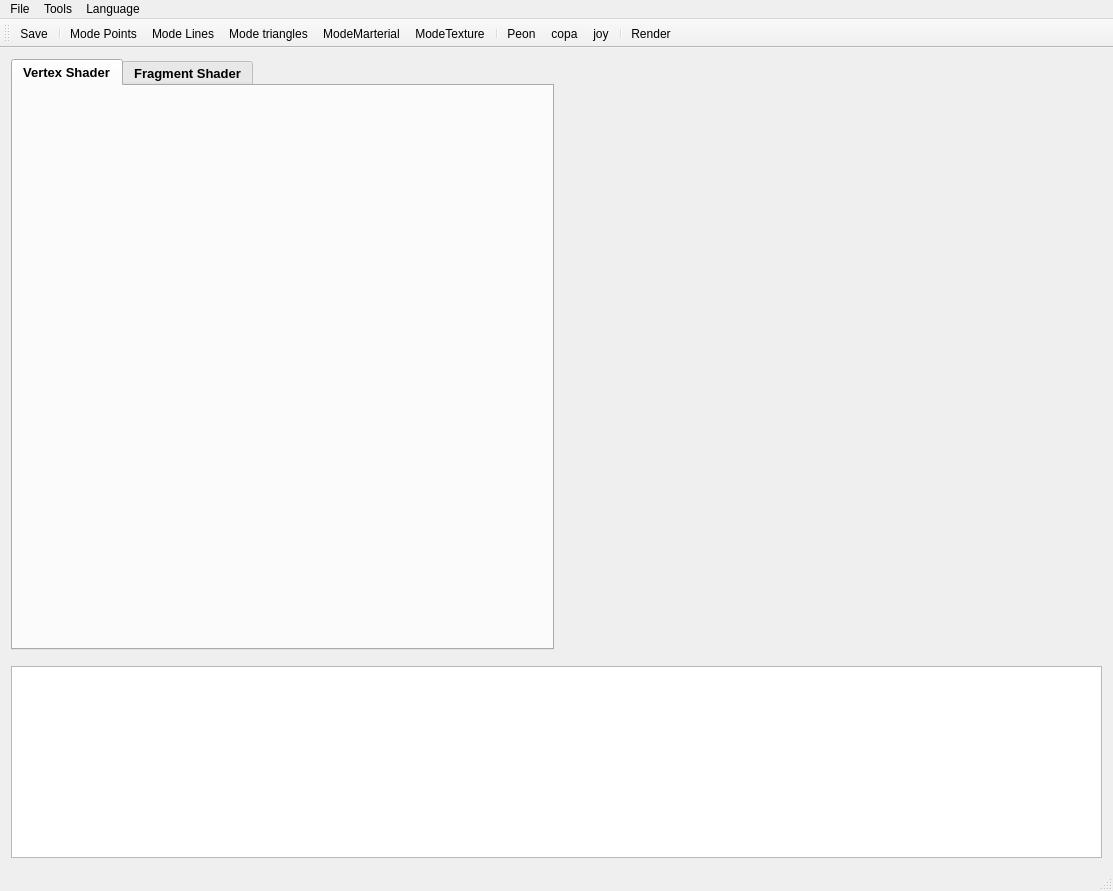
Old version of the form ToulouseCompiler/ToulouseCompiler/ToulouseCompiler.ui in the repository ajvs0003/ToulouseCompiler.
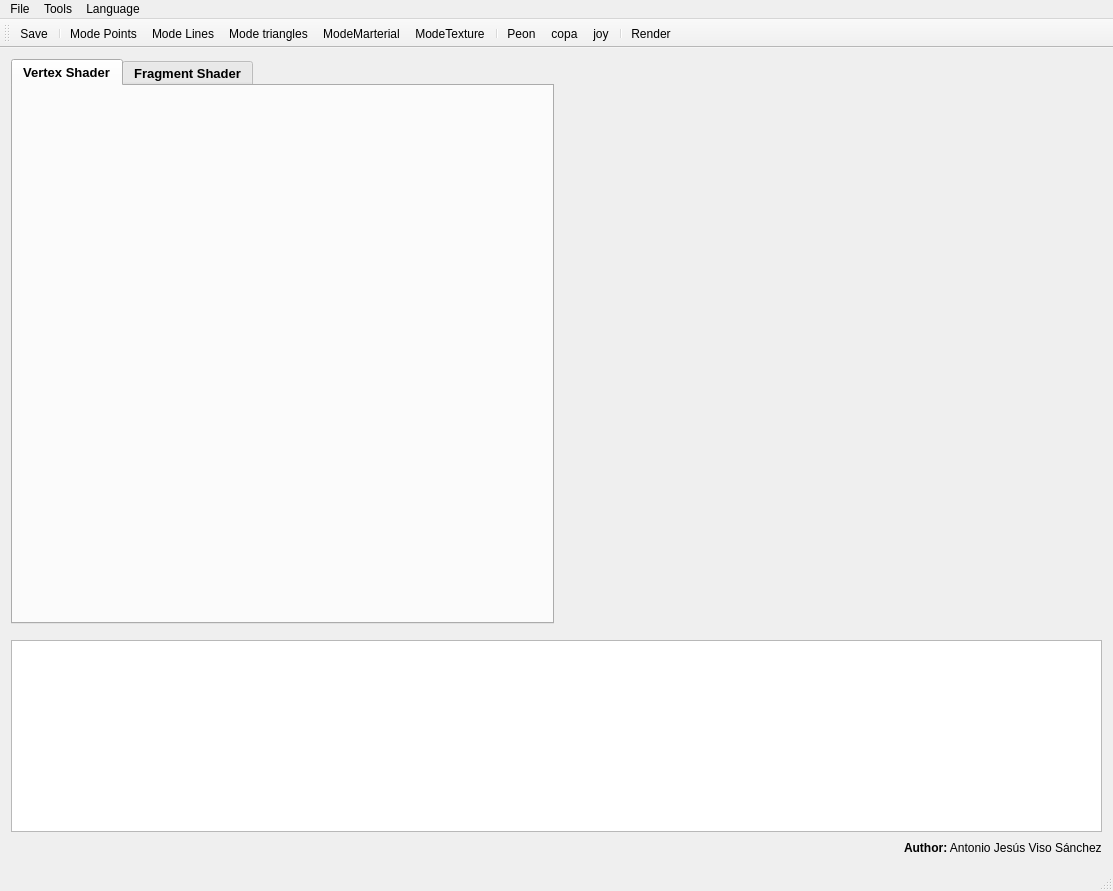
New version of the form. Icons and pictures are not drawn.

```diff
--- a/ToulouseCompiler/ToulouseCompiler/ToulouseCompiler.ui
+++ b/ToulouseCompiler/ToulouseCompiler/ToulouseCompiler.ui
@@ -172,6 +172,30 @@
       </item>
      </layout>
     </item>
+    <item>
+     <layout class="QHBoxLayout" name="horizontalLayout_2">
+      <item>
+       <spacer name="horizontalSpacer">
+        <property name="orientation">
+         <enum>Qt::Horizontal</enum>
+        </property>
+        <property name="sizeHint" stdset="0">
+         <size>
+          <width>40</width>
+          <height>20</height>
+         </size>
+        </property>
+       </spacer>
+      </item>
+      <item>
+       <widget class="QLabel" name="label">
+        <property name="text">
+         <string>&lt;html&gt;&lt;head/&gt;&lt;body&gt;&lt;p&gt;&lt;span style=&quot; font-weight:600;&quot;&gt;Author:&lt;/span&gt;  Antonio Jesús Viso Sánchez&lt;/p&gt;&lt;/body&gt;&lt;/html&gt;</string>
+        </property>
+       </widget>
+      </item>
+     </layout>
+    </item>
    </layout>
   </widget>
   <widget class="QMenuBar" name="menuBar">
```
Left out of the diff: 6 changed lines with no effect on the pictures.
